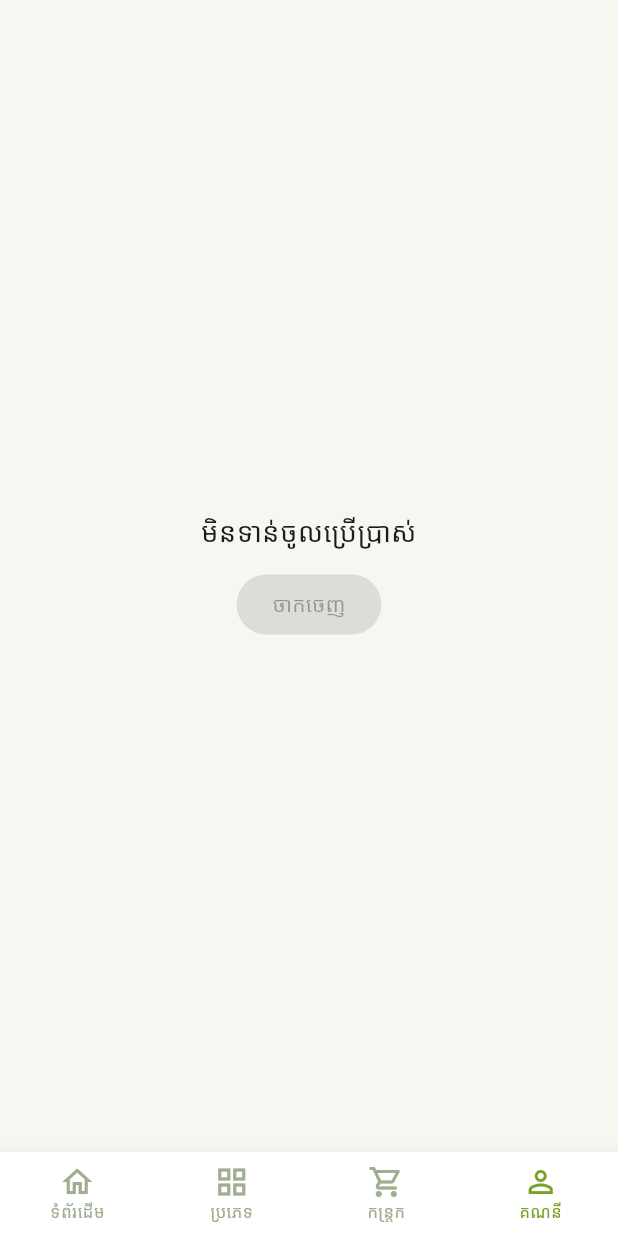
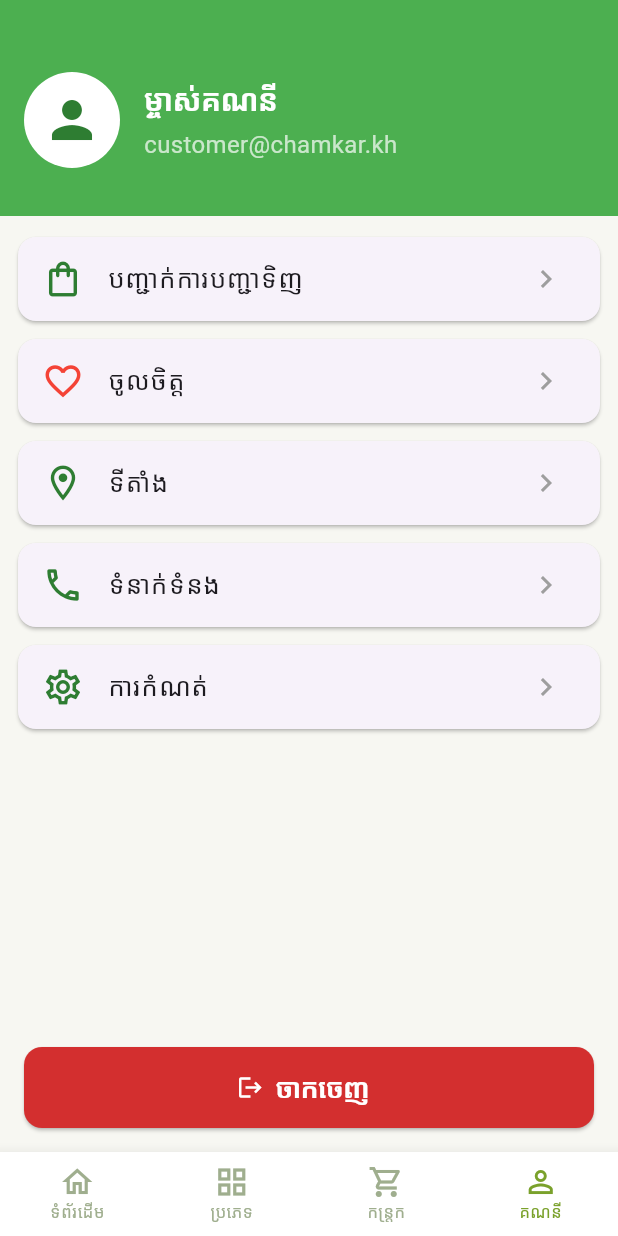
Before and after one commit to Norm-Sreykeo/chamka_khmer, a Flutter app: the MainNavScreen screen opened by its route, item 4 of the bottom bar chosen, on a phone screen of 412 x 824 dp. Run offline on Flutter 3.47's test engine with Material 3 defaults, Android fonts, the phone set to English and light mode, and no system bars; our stand-ins replace font_awesome_flutter, google_fonts; network calls fail; Roboto replaces fonts that are missing (Siemreap).

Commit message:
feat: Add Order History and Profile screens, update navigation and API service

```diff
--- /dev/null
+++ b/lib/profile/profile.dart
@@ -0,0 +1,168 @@
+import 'package:flutter/material.dart';
+
+class ProfileScreen extends StatelessWidget {
+  const ProfileScreen({super.key});
+
+  @override
+  Widget build(BuildContext context) {
+    return Scaffold(
+      body: Column(
+        children: [
+          // ── Green Header Section ───────────────────────────────
+          Container(
+            width: double.infinity,
+            color: Colors.green, // or Colors.green[700] for darker green
+            padding: const EdgeInsets.fromLTRB(16, 48, 16, 32), // top padding for status bar
+            child: Column(
+              crossAxisAlignment: CrossAxisAlignment.start,
+              children: [
+                // User avatar + name/email row
+                Row(
+                  children: [
+                    // Avatar circle with person icon
+                    CircleAvatar(
+                      radius: 32,
+                      backgroundColor: Colors.white,
+                      child: Icon(
+                        Icons.person,
+                        size: 40,
+                        color: Colors.green[800],
+                      ),
+                    ),
+                    const SizedBox(width: 16),
+                    Column(
+                      crossAxisAlignment: CrossAxisAlignment.start,
+                      children: const [
+                        Text(
+                          'ម្ចាស់គណនី',
+                          style: TextStyle(
+                            color: Colors.white,
+                            fontSize: 20,
+                            fontWeight: FontWeight.bold,
+                          ),
+                        ),
+                        SizedBox(height: 4),
+                        Text(
+                          'customer@chamkar.kh',
+                          style: TextStyle(
+                            color: Colors.white70,
+                            fontSize: 16,
+                          ),
+                        ),
+                      ],
+                    ),
+                  ],
+                ),
+              ],
+            ),
+          ),
+
+          // ── Scrollable list of menu items ──────────────────────
+          Expanded(
+            child: ListView(
+              padding: const EdgeInsets.symmetric(vertical: 8),
+              children: [
+                _buildMenuTile(
+                  icon: Icons.shopping_bag_outlined,
+                  title: 'បញ្ជាក់ការបញ្ជាទិញ',
+                  onTap: () {
+                    // TODO: Navigate to orders screen
+                    _showComingSoon(context);
+                  },
+                ),
+                _buildMenuTile(
+                  icon: Icons.favorite_border,
+                  title: 'ចូលចិត្ត',
+                  color: Colors.red,
+                  onTap: () {
+                    // TODO: Navigate to favorites
+                    _showComingSoon(context);
+                  },
+                ),
+                _buildMenuTile(
+                  icon: Icons.location_on_outlined,
+                  title: 'ទីតាំង',
+                  onTap: () => _showComingSoon(context),
+                ),
+                _buildMenuTile(
+                  icon: Icons.phone_outlined,
+                  title: 'ទំនាក់ទំនង',
+                  onTap: () => _showComingSoon(context),
+                ),
+                _buildMenuTile(
+                  icon: Icons.settings_outlined,
+                  title: 'ការកំណត់',
+                  onTap: () => _showComingSoon(context),
+                ),
+              ],
+            ),
+          ),
+
+          // ── Logout button at bottom ────────────────────────────
+          Padding(
+            padding: const EdgeInsets.all(16.0),
+            child: ElevatedButton.icon(
+              onPressed: () {
+                // TODO: Handle logout → e.g. clear auth → go to login
+                ScaffoldMessenger.of(context).showSnackBar(
+                  const SnackBar(content: Text('បានចាកចេញ សូមចូលម្តងទៀត')),
+                );
+                // Navigator.pushReplacementNamed(context, '/login');
+              },
+              icon: const Icon(Icons.logout, color: Colors.white),
+              label: const Text(
+                'ចាកចេញ',
+                style: TextStyle(fontSize: 18, fontWeight: FontWeight.bold),
+              ),
+              style: ElevatedButton.styleFrom(
+                backgroundColor: Colors.red[700],
+                foregroundColor: Colors.white,
+                minimumSize: const Size(double.infinity, 54),
+                shape: RoundedRectangleBorder(
+                  borderRadius: BorderRadius.circular(12),
+                ),
+              ),
+            ),
+          ),
+        ],
+      ),
+    );
+  }
+
+  Widget _buildMenuTile({
+    required IconData icon,
+    required String title,
+    Color? color,
+    required VoidCallback onTap,
+  }) {
+    return Padding(
+      padding: const EdgeInsets.symmetric(horizontal: 8, vertical: 2),
+      child: Card(
+        elevation: 1,
+        shape: RoundedRectangleBorder(borderRadius: BorderRadius.circular(12)),
+        child: ListTile(
+          leading: Icon(
+            icon,
+            color: color ?? Colors.green[800],
+            size: 28,
+          ),
+          title: Text(
+            title,
+            style: const TextStyle(
+              fontSize: 17,
+              fontWeight: FontWeight.w500,
+            ),
+          ),
+          trailing: const Icon(Icons.chevron_right, color: Colors.grey),
+          onTap: onTap,
+        ),
+      ),
+    );
+  }
+
+  void _showComingSoon(BuildContext context) {
+    ScaffoldMessenger.of(context).showSnackBar(
+      const SnackBar(content: Text('មុខងារកំពុងអភិវឌ្ឍន៍ ឆាប់ៗនេះ!')),
+    );
+  }
+}
--- a/lib/screens/main_nav_screen.dart
+++ b/lib/screens/main_nav_screen.dart
@@ -1,9 +1,81 @@
+// import 'package:flutter/material.dart';
+// import 'package:provider/provider.dart';
+
+// import '../providers/auth_provider.dart';
+// import 'categories_screen.dart';
+// import 'home_screen.dart';
+// import '../profile/profile.dart';
+
+// class MainNavScreen extends StatefulWidget {
+//   const MainNavScreen({super.key});
+
+//   @override
+//   State<MainNavScreen> createState() => _MainNavScreenState();
+// }
+
+// class _CartScreen extends StatelessWidget {
+//   const _CartScreen();
+
+//   @override
+//   Widget build(BuildContext context) {
+//     return const Scaffold(body: Center(child: Text('កន្ត្រក (កំពុងអភិវឌ្ឍ)')));
+//   }
+// }
+
+// class _MainNavScreenState extends State<MainNavScreen> {
+//   int _currentIndex = 0;
+
+//   final List<Widget> _screens = const [
+//     HomeScreen(),
+//     CategoriesScreen(),
+//     _CartScreen(),
+
+//   ];
+
+//   @override
+//   Widget build(BuildContext context) {
+//     return Scaffold(
+//       body: _screens[_currentIndex],
+//       bottomNavigationBar: BottomNavigationBar(
+//         currentIndex: _currentIndex,
+//         onTap: (index) => setState(() => _currentIndex = index),
+//         selectedItemColor: const Color(0xFF7AA12B),
+//         unselectedItemColor: const Color(0xFF9FAE8E),
+//         backgroundColor: Colors.white,
+//         type: BottomNavigationBarType.fixed,
+//         selectedFontSize: 11,
+//         unselectedFontSize: 11,
+//         items: const [
+//           BottomNavigationBarItem(
+//             icon: Icon(Icons.home_outlined),
+//             label: 'ទំព័រដើម',
+//           ),
+//           BottomNavigationBarItem(
+//             icon: Icon(Icons.grid_view_outlined),
+//             label: 'ប្រភេទ',
+//           ),
+//           BottomNavigationBarItem(
+//             icon: Icon(Icons.shopping_cart_outlined),
+//             label: 'កន្ត្រក',
+//           ),
+//           BottomNavigationBarItem(
+//             icon: Icon(Icons.person_outline),
+//             label: 'គណនី',
+//           ),
+//         ],
+//       ),
+//     );
+//   }
+// }
+
+
 import 'package:flutter/material.dart';
 import 'package:provider/provider.dart';
 
 import '../providers/auth_provider.dart';
 import 'categories_screen.dart';
 import 'home_screen.dart';
+import '../profile/profile.dart';           // ← your ProfileScreen file
 
 class MainNavScreen extends StatefulWidget {
   const MainNavScreen({super.key});
@@ -12,12 +84,15 @@ class MainNavScreen extends StatefulWidget {
   State<MainNavScreen> createState() => _MainNavScreenState();
 }
 
+// You can keep this as a placeholder for now
 class _CartScreen extends StatelessWidget {
   const _CartScreen();
 
   @override
   Widget build(BuildContext context) {
-    return const Scaffold(body: Center(child: Text('កន្ត្រក (កំពុងអភិវឌ្ឍ)')));
+    return const Scaffold(
+      body: Center(child: Text('កន្ត្រក (កំពុងអភិវឌ្ឍន៍)')),
+    );
   }
 }
 
@@ -25,10 +100,10 @@ class _MainNavScreenState extends State<MainNavScreen> {
   int _currentIndex = 0;
 
   final List<Widget> _screens = const [
-    HomeScreen(),
-    CategoriesScreen(),
-    _CartScreen(),
-    _ProfileScreen(),
+    HomeScreen(),           // index 0 → ទំព័រដើម
+    CategoriesScreen(),     // index 1 → ប្រភេទ
+    _CartScreen(),          // index 2 → កន្ត្រក
+    ProfileScreen(),        // index 3 → គណនី       ← ADD THIS LINE
   ];
 
   @override
@@ -38,7 +113,7 @@ class _MainNavScreenState extends State<MainNavScreen> {
       bottomNavigationBar: BottomNavigationBar(
         currentIndex: _currentIndex,
         onTap: (index) => setState(() => _currentIndex = index),
-        selectedItemColor: const Color(0xFF7AA12B),
+        selectedItemColor: const Color(0xFF7AA12B),     // green from your app
         unselectedItemColor: const Color(0xFF9FAE8E),
         backgroundColor: Colors.white,
         type: BottomNavigationBarType.fixed,
@@ -66,37 +141,3 @@ class _MainNavScreenState extends State<MainNavScreen> {
     );
   }
 }
-
-class _ProfileScreen extends StatelessWidget {
-  const _ProfileScreen();
-
-  @override
-  Widget build(BuildContext context) {
-    final auth = context.watch<AuthProvider>();
-    return Scaffold(
-      body: Center(
-        child: Column(
-          mainAxisAlignment: MainAxisAlignment.center,
-          children: [
-            Text(
-              auth.displayName == null
-                  ? 'មិនទាន់ចូលប្រើប្រាស់'
-                  : 'សួស្តី ${auth.displayName}',
-              style: const TextStyle(fontSize: 18),
-            ),
-            const SizedBox(height: 12),
-            ElevatedButton(
-              onPressed: auth.isLoggedIn
-                  ? () {
-                      context.read<AuthProvider>().logout();
-                      Navigator.pushReplacementNamed(context, '/login');
-                    }
-                  : null,
-              child: const Text('ចាកចេញ'),
-            ),
-          ],
-        ),
-      ),
-    );
-  }
-}
--- /dev/null
+++ b/lib/services/api_service.dart
@@ -0,0 +1 @@
+static const baseUrl = "https://fakestoreapi.com/products";
--- a/pubspec.yaml
+++ b/pubspec.yaml
@@ -100,3 +100,9 @@ flutter:
   #
   # For details regarding fonts from package dependencies,
   # see https://flutter.dev/to/font-from-package
+
+dependencies:
+  flutter:
+    sdk: flutter
+
+  http: ^1.2.0
```
Also changed, not shown: lib/profile/orderhistory/orderhistory.dart (added, +212 -0 lines).
